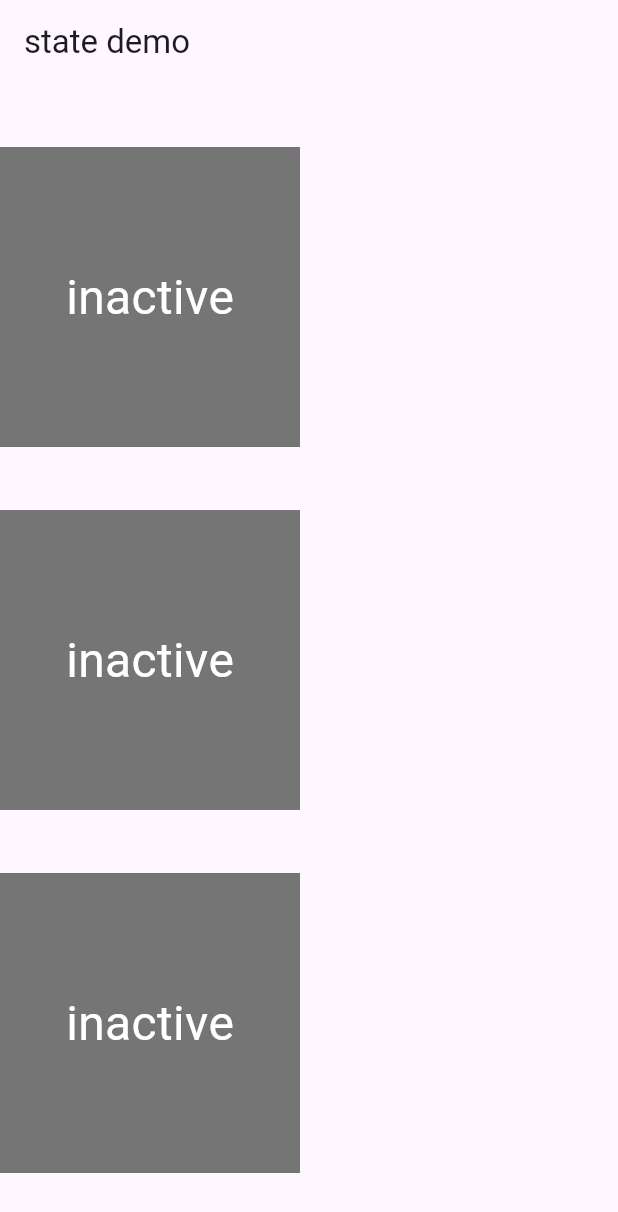
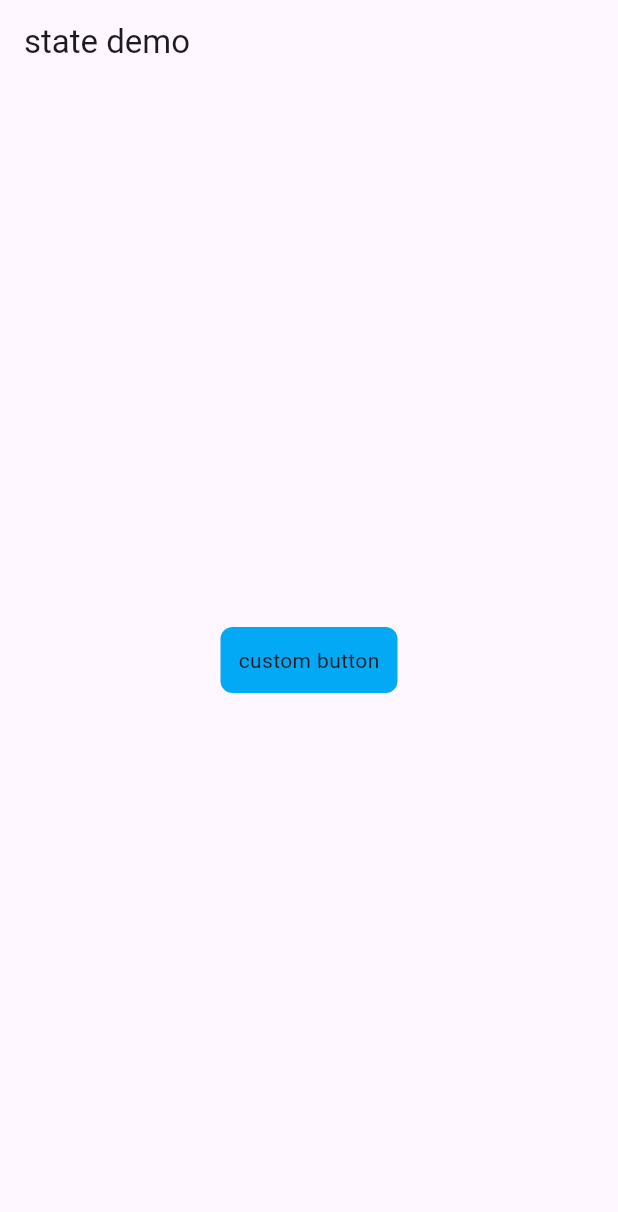
Before and after one commit to wysthelastcrazy/flutter_neonate, a Flutter app: the screen it shows after launch, on a phone screen of 412 x 824 dp. Shown: the top 1212 px of the screen. Run offline on Flutter 3.47's test engine with Material 3 defaults, Android fonts, the phone set to English and light mode, and no system bars; our stand-ins replace go_router.

Commit message:
feat:11111

```diff
--- /dev/null
+++ b/lib/gesture_simple/app_gesture.dart
@@ -0,0 +1,26 @@
+import 'package:flutter/material.dart';
+import 'package:flutter_neonate/gesture_simple/widgets/widget_tap.dart';
+import 'package:flutter_neonate/state_simple/widgets_tapbox.dart';
+
+class GestureApp extends StatefulWidget {
+  const GestureApp({super.key});
+
+  @override
+  State<StatefulWidget> createState() => _GestureAppState();
+}
+
+class _GestureAppState extends State<GestureApp> {
+  @override
+  Widget build(BuildContext context) {
+    return MaterialApp(
+      title: 'neonate',
+      home: Scaffold(
+          appBar: AppBar(
+            title: const Text('state demo'),
+          ),
+          body: const Center(
+            child: CustomButton(),
+          )),
+    );
+  }
+}
--- /dev/null
+++ b/lib/gesture_simple/models/model_customer.dart
@@ -0,0 +1,34 @@
+import 'package:flutter/material.dart';
+
+@immutable
+class Item {
+  final int totalPriceCents;
+  final String name;
+  final String uid;
+  final ImageProvider imageProvider;
+
+  const Item(
+      {required this.totalPriceCents,
+      required this.name,
+      required this.uid,
+      required this.imageProvider});
+
+  String get formattedTotalItemPrice =>
+      '\$${(totalPriceCents / 100.0).toStringAsFixed(2)}';
+}
+
+class Customer {
+  final String name;
+  final ImageProvider imageProvider;
+  final List<Item> items;
+
+  Customer({required this.name, required this.imageProvider, List<Item>? items})
+      : items = items ?? [];
+
+  String get formattedTotalItemPrice {
+    final totalPriceCents = items.fold<int>(
+        0, (previousValue, element) => previousValue + element.totalPriceCents);
+
+    return '\$${(totalPriceCents / 100.0).toStringAsFixed(2)}';
+  }
+}
--- /dev/null
+++ b/lib/gesture_simple/widgets/widget_tap.dart
@@ -0,0 +1,61 @@
+import 'package:flutter/material.dart';
+
+/// Flutter中的手势有两个不同的层次:
+/// 第一层是原始的指针指向事件, 描述了屏幕上由触摸板、鼠标、指示笔的触发的指针的位置和移动;
+/// 第二层包含gestures,描述了由一个或多个指针移动组成的具有特殊语义的操作.
+///
+///1、Pointer(指针)
+///Pointer代表的是人机界面交互的原始数据,一共由四种指针事件:
+/// PointerDownEvent:指针在特定位置与屏幕接触
+/// PointerMoveEvent:指针从屏幕的一个位置移动到另外一个位置
+/// PointerUpEvent:指针与屏幕停止接触
+/// PointerCancelEvent:指针的输入已经不再指向此应用
+///使用Listener可以在组件层直接监听指针事件.一般情况下,建议使用Gesture替代.
+///
+///
+/// 2、Gesture(手势)
+/// Gesture代表的是语义操作(比如点击、拖动、缩放).通常由一系列单独的指针事件组成;
+/// Gesture可以分发多种事件,对应手势的生命周期.
+///
+/// 点击:
+///   onTapDown - 指针在发生接触的屏幕特定位置可能引发点击事件;
+///   onTapUp - 触发点击事件的触点已经在某个点停止与屏幕交互;
+///   onTap - 触发onTapDown的触点此时已触发了onTapUp,即产生了点击事件;
+///   onTapCancel - 指针已经触发了onTapDown,但是最终不会形成一个点击事件;
+/// 双击:
+///   onDoubleTap - 用户在屏幕的相同微商快速点击了两次;
+/// 长按:
+///   onLongPress - 指针在屏幕的相同位置上保存接触持续一长段时间;
+/// 纵向拖动:
+///   onVerticalDragStart - 指针与屏幕产生接触并可能开始纵向移动;
+///   onVerticalDragUpdate - 指针与屏幕产生接触,在纵向上发生移动并保存移动;
+///   onVerticalDragEnd - 指针先前与屏幕产生了接触,一特定速度纵向移动,并且此后不会在屏幕接触上发生纵向移动
+/// 横向移动:
+///   onHorizontalDragStart
+///   onHorizontalDragUpdate
+///   onHorizontalDragEnd
+/// 移动:
+///   onPanStart - 指针和屏幕产生接触并可能开始横向移动或纵向移动,如果设置了onVerticalDragStart或onHorizontalDragStart,该回调方法会引发奔溃
+///   onPanUpdate
+///   onPanEnd
+///
+
+class CustomButton extends StatelessWidget {
+  const CustomButton({super.key});
+
+  @override
+  Widget build(BuildContext context) {
+    return GestureDetector(
+      onTap: () {
+        const snackBar = SnackBar(content: Text('tap'));
+        ScaffoldMessenger.of(context).showSnackBar(snackBar);
+      },
+      child: Container(
+        padding: const EdgeInsets.all(12),
+        decoration: BoxDecoration(
+            color: Colors.lightBlue, borderRadius: BorderRadius.circular(8)),
+        child: const Text('custom button'),
+      ),
+    );
+  }
+}
--- a/lib/main.dart
+++ b/lib/main.dart
@@ -1,6 +1,6 @@
 // import 'package:flutter/foundation.dart';
 import 'package:flutter/material.dart';
-import 'package:flutter_neonate/state_simple/state_app.dart';
+import 'package:flutter_neonate/gesture_simple/app_gesture.dart';
 
 void main() {
   // setupWindow();
@@ -11,7 +11,9 @@ void main() {
   ///news
   // runApp(const NewsApp());
   ///state
-  runApp(const StateApp());
+  // runApp(const StateApp());
+  ///gesture
+  runApp(const GestureApp());
 }
 
 const double windowWidth = 400;
```
Also changed, not shown: lib/gesture_simple/widgets/widget_customer.dart (added, +253 -0 lines), 1 other file.
